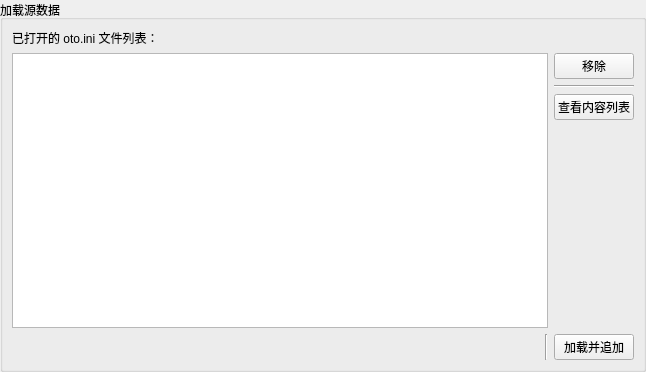
Before: the Qt Designer form src/utils/widgets/otofilemultipleloadwidget.ui in shine5402/KiraOtoToolbox, drawn with Qt 5.
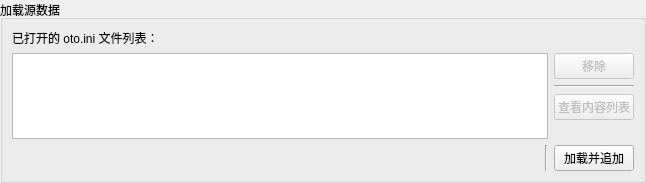
After: the same form once the commit is applied. Custom widgets are drawn as their Qt base class.

```diff
--- a/src/utils/widgets/otofilemultipleloadwidget.ui
+++ b/src/utils/widgets/otofilemultipleloadwidget.ui
@@ -7,7 +7,7 @@
     <x>0</x>
     <y>0</y>
     <width>646</width>
-    <height>372</height>
+    <height>183</height>
    </rect>
   </property>
   <property name="windowTitle">
@@ -32,17 +32,44 @@
       <string>加载源数据</string>
      </property>
      <layout class="QGridLayout" name="gridLayout_2">
-      <item row="0" column="0" colspan="2">
+      <item row="0" column="0">
        <widget class="QLabel" name="label">
         <property name="text">
          <string>已打开的 oto.ini 文件列表：</string>
         </property>
        </widget>
       </item>
-      <item row="1" column="1">
+      <item row="2" column="0">
+       <widget class="OtoFileNameEditWithOpenBrowse" name="openFileNameEdit" native="true">
+        <property name="sizePolicy">
+         <sizepolicy hsizetype="Expanding" vsizetype="Preferred">
+          <horstretch>0</horstretch>
+          <verstretch>0</verstretch>
+         </sizepolicy>
+        </property>
+       </widget>
+      </item>
+      <item row="2" column="2">
+       <widget class="QPushButton" name="loadButton">
+        <property name="text">
+         <string>加载并追加</string>
+        </property>
+       </widget>
+      </item>
+      <item row="2" column="1">
+       <widget class="Line" name="line">
+        <property name="orientation">
+         <enum>Qt::Vertical</enum>
+        </property>
+       </widget>
+      </item>
+      <item row="1" column="2">
        <layout class="QVBoxLayout" name="verticalLayout">
         <item>
          <widget class="QPushButton" name="removeButton">
+          <property name="enabled">
+           <bool>false</bool>
+          </property>
           <property name="text">
            <string>移除</string>
           </property>
@@ -57,6 +84,9 @@
         </item>
         <item>
          <widget class="QPushButton" name="showContentButton">
+          <property name="enabled">
+           <bool>false</bool>
+          </property>
           <property name="text">
            <string>查看内容列表</string>
           </property>
@@ -77,51 +107,19 @@
         </item>
        </layout>
       </item>
-      <item row="2" column="0" colspan="2">
-       <widget class="QWidget" name="loadOtoWidget" native="true">
-        <layout class="QHBoxLayout" name="horizontalLayout_2">
-         <property name="leftMargin">
-          <number>0</number>
-         </property>
-         <property name="topMargin">
-          <number>0</number>
-         </property>
-         <property name="rightMargin">
-          <number>0</number>
-         </property>
-         <property name="bottomMargin">
-          <number>0</number>
-         </property>
-         <item>
-          <widget class="OtoFileNameEditWithOpenBrowse" name="openFileNameEdit" native="true">
-           <property name="sizePolicy">
-            <sizepolicy hsizetype="Expanding" vsizetype="Preferred">
-             <horstretch>0</horstretch>
-             <verstretch>0</verstretch>
-            </sizepolicy>
-           </property>
-          </widget>
-         </item>
-         <item>
-          <widget class="Line" name="line">
-           <property name="orientation">
-            <enum>Qt::Vertical</enum>
-           </property>
-          </widget>
-         </item>
-         <item>
-          <widget class="QPushButton" name="loadButton">
-           <property name="text">
-            <string>加载并追加</string>
-           </property>
-          </widget>
-         </item>
-        </layout>
+      <item row="1" column="0" colspan="2">
+       <widget class="QTableView" name="otoFileTableView">
+        <property name="selectionMode">
+         <enum>QAbstractItemView::SingleSelection</enum>
+        </property>
+        <property name="selectionBehavior">
+         <enum>QAbstractItemView::SelectRows</enum>
+        </property>
+        <attribute name="horizontalHeaderStretchLastSection">
+         <bool>true</bool>
+        </attribute>
        </widget>
       </item>
-      <item row="1" column="0">
-       <widget class="QTableView" name="otoFileTableView"/>
-      </item>
      </layout>
     </widget>
    </item>
```
